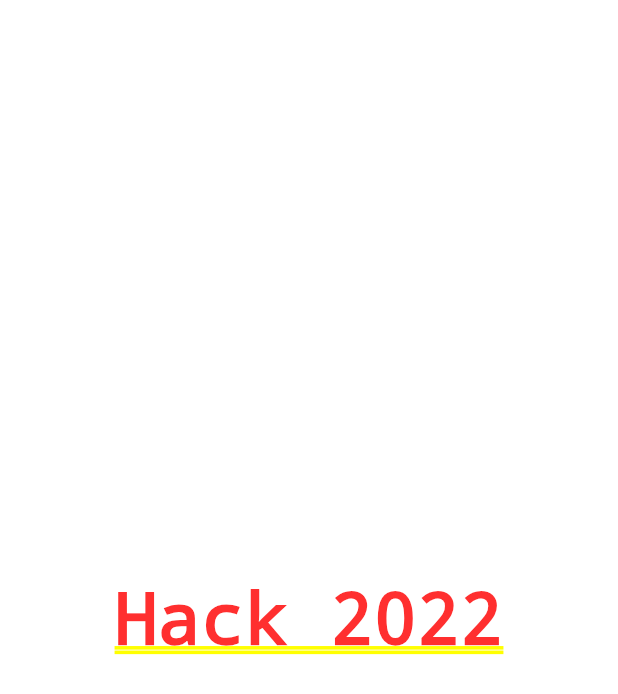
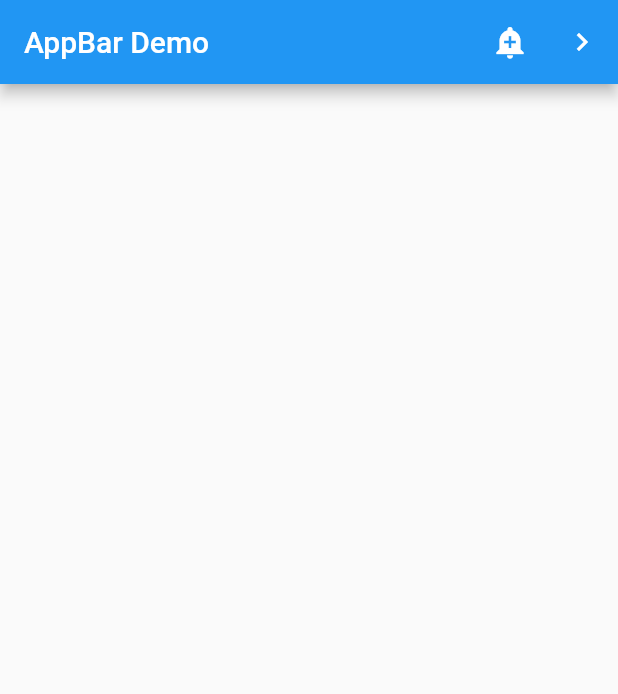
Before and after one commit to HACK22-Team/frontend, a Flutter app: the screen it shows after launch, on a phone screen of 412 x 824 dp. Shown: the top 694 px of the screen. Run offline on Flutter 3.47's test engine with Material 2 defaults, Android fonts, the light colour scheme and no system bars; our stand-ins replace auto_route, bloc, equatable.

Commit message:
Added colors

```diff
--- /dev/null
+++ b/lib/presentation/components/top_bar.dart
@@ -0,0 +1,14 @@
+import 'package:flutter/material.dart';
+
+var appBar = AppBar(title: const Text('AppBar Demo'), actions: <Widget>[
+  IconButton(
+    icon: const Icon(Icons.add_alert),
+    tooltip: 'Show Snackbar',
+    onPressed: () {},
+  ),
+  IconButton(
+    icon: const Icon(Icons.navigate_next),
+    tooltip: 'Go to the next page',
+    onPressed: () {},
+  )
+]);
--- a/lib/presentation/pages/home_page.dart
+++ b/lib/presentation/pages/home_page.dart
@@ -1,10 +1,13 @@
 import 'package:flutter/material.dart';
+import 'package:hack_22/presentation/components/top_bar.dart';
 
 class HomePage extends StatelessWidget {
   const HomePage({Key? key}) : super(key: key);
 
   @override
   Widget build(BuildContext context) {
-    return Container(child: Center(child: Text("Hack 2022")));
+    return Scaffold(
+      appBar: appBar,
+    );
   }
 }
```
Also changed, not shown: lib/presentation/global_styles/design_system/styles.dart (+17 -0 lines).
